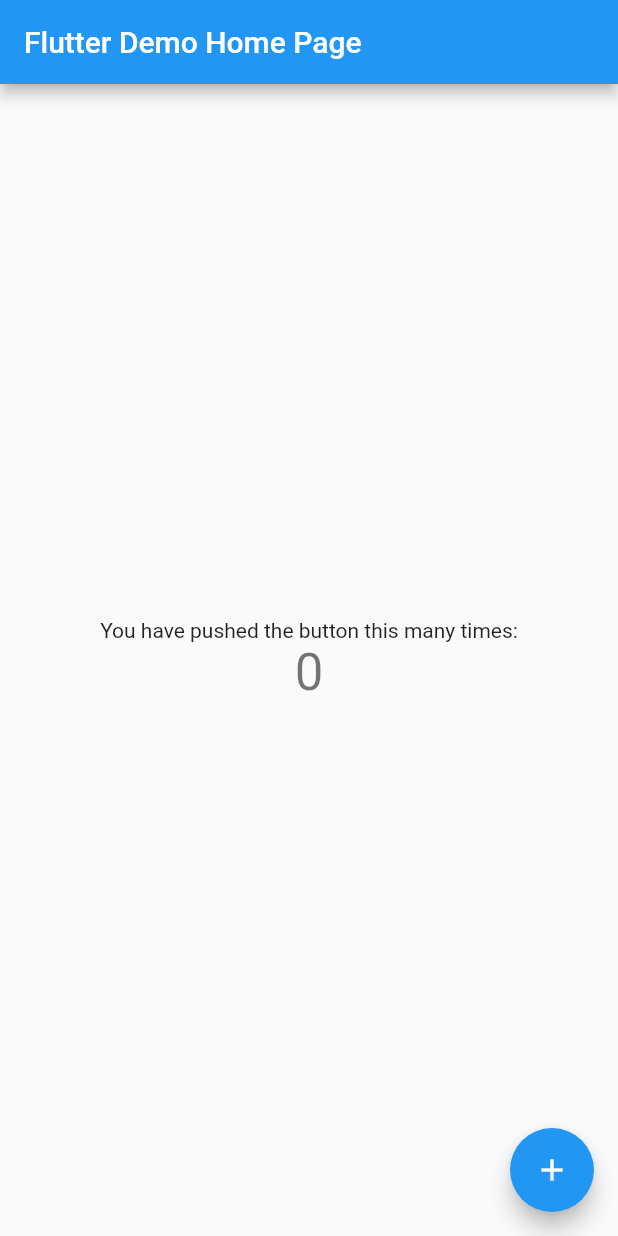
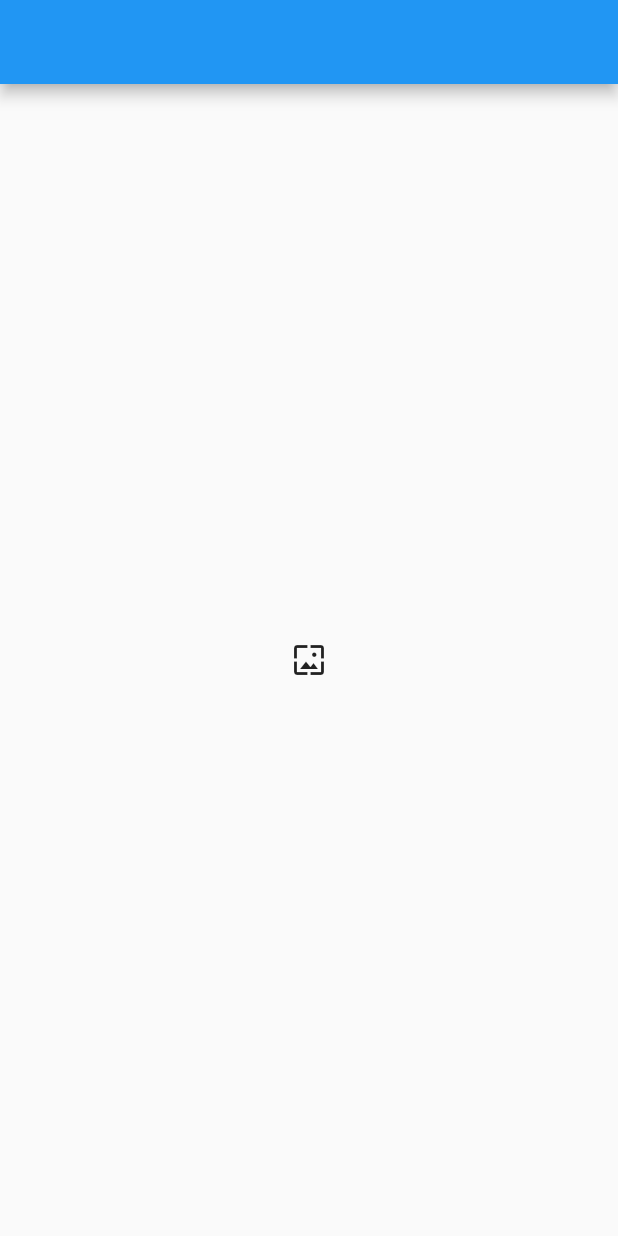
Before and after one commit to afzl-wtu/shop_customer, a Flutter app: the screen it shows after launch, on a phone screen of 412 x 824 dp. Run offline on Flutter 3.47's test engine with Material 2 defaults, Android fonts, the phone set to English and light mode, and no system bars.

Commit message:
working Condition

```diff
--- /dev/null
+++ b/lib/homepage.dart
@@ -0,0 +1,10 @@
+import 'package:flutter/material.dart';
+
+import './screens/main_screen.dart';
+
+class HomePage extends StatelessWidget {
+  @override
+  Widget build(BuildContext context) {
+    return MainScreen();
+  }
+}
--- a/lib/main.dart
+++ b/lib/main.dart
@@ -1,117 +1,23 @@
 import 'package:flutter/material.dart';
 
-void main() {
-  runApp(MyApp());
-}
+import './homepage.dart';
+import './screens/main_screen.dart';
+
+void main() => runApp(MyApp());
 
 class MyApp extends StatelessWidget {
-  // This widget is the root of your application.
   @override
   Widget build(BuildContext context) {
     return MaterialApp(
-      title: 'Flutter Demo',
+      title: 'Team Relativity',
       theme: ThemeData(
-        // This is the theme of your application.
-        //
-        // Try running your application with "flutter run". You'll see the
-        // application has a blue toolbar. Then, without quitting the app, try
-        // changing the primarySwatch below to Colors.green and then invoke
-        // "hot reload" (press "r" in the console where you ran "flutter run",
-        // or simply save your changes to "hot reload" in a Flutter IDE).
-        // Notice that the counter didn't reset back to zero; the application
-        // is not restarted.
         primarySwatch: Colors.blue,
-        // This makes the visual density adapt to the platform that you run
-        // the app on. For desktop platforms, the controls will be smaller and
-        // closer together (more dense) than on mobile platforms.
         visualDensity: VisualDensity.adaptivePlatformDensity,
       ),
-      home: MyHomePage(title: 'Flutter Demo Home Page'),
+      routes: {
+        '/': (_) => HomePage(),
+        '/main': (_) => MainScreen(),
+      },
     );
   }
 }
-
-class MyHomePage extends StatefulWidget {
-  MyHomePage({Key key, this.title}) : super(key: key);
-
-  // This widget is the home page of your application. It is stateful, meaning
-  // that it has a State object (defined below) that contains fields that affect
-  // how it looks.
-
-  // This class is the configuration for the state. It holds the values (in this
-  // case the title) provided by the parent (in this case the App widget) and
-  // used by the build method of the State. Fields in a Widget subclass are
-  // always marked "final".
-
-  final String title;
-
-  @override
-  _MyHomePageState createState() => _MyHomePageState();
-}
-
-class _MyHomePageState extends State<MyHomePage> {
-  int _counter = 0;
-
-  void _incrementCounter() {
-    setState(() {
-      // This call to setState tells the Flutter framework that something has
-      // changed in this State, which causes it to rerun the build method below
-      // so that the display can reflect the updated values. If we changed
-      // _counter without calling setState(), then the build method would not be
-      // called again, and so nothing would appear to happen.
-      _counter++;
-    });
-  }
-
-  @override
-  Widget build(BuildContext context) {
-    // This method is rerun every time setState is called, for instance as done
-    // by the _incrementCounter method above.
-    //
-    // The Flutter framework has been optimized to make rerunning build methods
-    // fast, so that you can just rebuild anything that needs updating rather
-    // than having to individually change instances of widgets.
-    return Scaffold(
-      appBar: AppBar(
-        // Here we take the value from the MyHomePage object that was created by
-        // the App.build method, and use it to set our appbar title.
-        title: Text(widget.title),
-      ),
-      body: Center(
-        // Center is a layout widget. It takes a single child and positions it
-        // in the middle of the parent.
-        child: Column(
-          // Column is also a layout widget. It takes a list of children and
-          // arranges them vertically. By default, it sizes itself to fit its
-          // children horizontally, and tries to be as tall as its parent.
-          //
-          // Invoke "debug painting" (press "p" in the console, choose the
-          // "Toggle Debug Paint" action from the Flutter Inspector in Android
-          // Studio, or the "Toggle Debug Paint" command in Visual Studio Code)
-          // to see the wireframe for each widget.
-          //
-          // Column has various properties to control how it sizes itself and
-          // how it positions its children. Here we use mainAxisAlignment to
-          // center the children vertically; the main axis here is the vertical
-          // axis because Columns are vertical (the cross axis would be
-          // horizontal).
-          mainAxisAlignment: MainAxisAlignment.center,
-          children: <Widget>[
-            Text(
-              'You have pushed the button this many times:',
-            ),
-            Text(
-              '$_counter',
-              style: Theme.of(context).textTheme.headline4,
-            ),
-          ],
-        ),
-      ),
-      floatingActionButton: FloatingActionButton(
-        onPressed: _incrementCounter,
-        tooltip: 'Increment',
-        child: Icon(Icons.add),
-      ), // This trailing comma makes auto-formatting nicer for build methods.
-    );
-  }
-}
--- /dev/null
+++ b/lib/screens/main_screen.dart
@@ -0,0 +1,15 @@
+import 'package:flutter/material.dart';
+
+class MainScreen extends StatelessWidget {
+  @override
+  Widget build(BuildContext context) {
+    return Scaffold(
+      appBar: AppBar(),
+      body: Center(
+        child: Icon(
+          Icons.wallpaper,
+        ),
+      ),
+    );
+  }
+}
```
